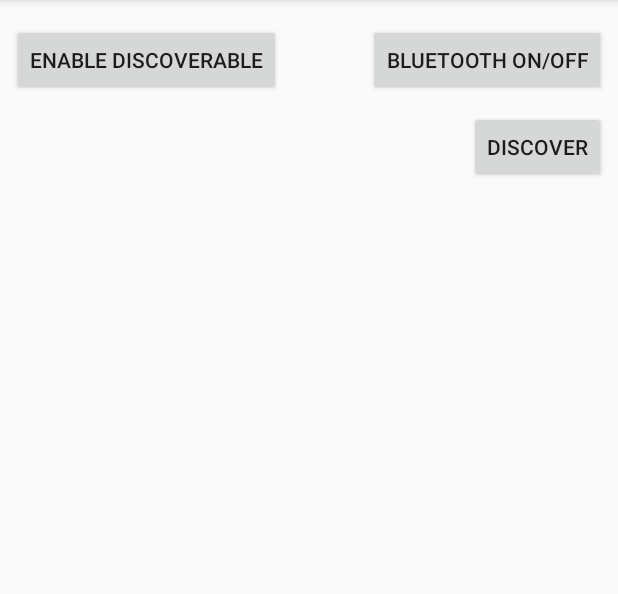
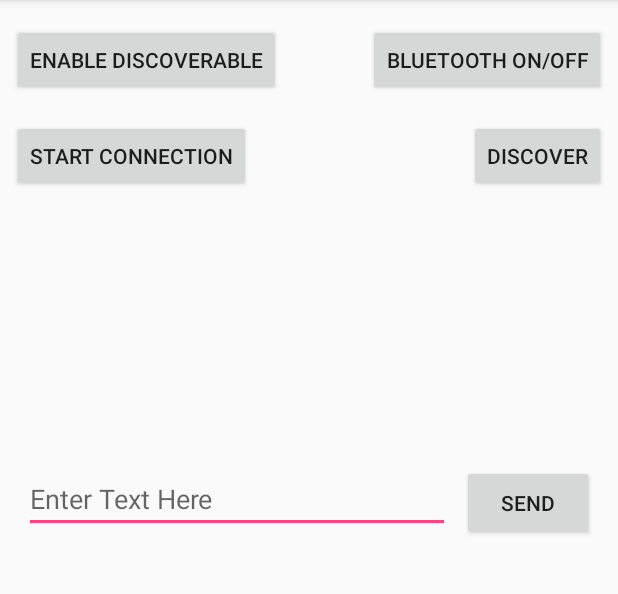
Before and after one commit to zoko0/wsd17z, an Android app: the screen it shows after launch (MainActivity), on a phone screen of 412 x 824 dp, the part 84-678 px from its top. Run offline under Robolectric (Android 15) with nearby library versions, the phone set to English and light mode, and no system bars.

Commit message:
Dzialajacy chat

```diff
--- a/app/src/main/java/zokoo/wsd_chat/BTConnectionService.java
+++ b/app/src/main/java/zokoo/wsd_chat/BTConnectionService.java
@@ -18,7 +18,7 @@ public class BTConnectionService {
     private static final UUID UUID_INSECURE = UUID.fromString("8ce255c0-200a-11e0-ac64-0800200c9a66");
     ProgressDialog mProcessDialog;
 
-    private final BluetoothAdapter mBluetoothAdapter = null;
+    private BluetoothAdapter mBluetoothAdapter = null;
     Context mContext;
 
     private AcceptThread mInsecureAcceptThread;
@@ -28,9 +28,10 @@ public class BTConnectionService {
 
     private ConnectedThread mConnectedThread;
 
-    public BTConnectionService(Context context, BluetoothAdapter mBluetoothAdapter) {
+    public BTConnectionService(Context context) {
         mBluetoothAdapter = BluetoothAdapter.getDefaultAdapter();
         mContext = context;
+        start();
     }
 
     // watek do nasluchiwania polaczen
@@ -172,8 +173,11 @@ public class BTConnectionService {
             InputStream tmpIn = null;
             OutputStream  tmpOut = null;
 
-            mProcessDialog.dismiss();
-
+            try {
+                mProcessDialog.dismiss();
+            } catch (NullPointerException e){
+                e.printStackTrace();
+            }
             try {
                 tmpIn = mmSocket.getInputStream();
                 tmpOut = mmSocket.getOutputStream();
--- a/app/src/main/java/zokoo/wsd_chat/MainActivity.java
+++ b/app/src/main/java/zokoo/wsd_chat/MainActivity.java
@@ -11,10 +11,13 @@ import android.os.Bundle;
 import android.view.View;
 import android.widget.AdapterView;
 import android.widget.Button;
+import android.widget.EditText;
 import android.widget.ListView;
 import android.widget.Toast;
 
+import java.nio.charset.Charset;
 import java.util.ArrayList;
+import java.util.UUID;
 
 public class MainActivity extends AppCompatActivity implements AdapterView.OnItemClickListener{
 
@@ -22,6 +25,17 @@ public class MainActivity extends AppCompatActivity implements AdapterView.OnIte
     public ArrayList<BluetoothDevice> mBTDevices = new ArrayList<>();
     public DeviceListAdapter mDeviceListAdapter;
     ListView lvNewDevices;
+
+    BTConnectionService mBluetoothConnection;
+
+    private static final UUID UUID_INSECURE = UUID.fromString("8ce255c0-200a-11e0-ac64-0800200c9a66");
+
+    BluetoothDevice mBTDevice;
+
+    Button btnStartConnection;
+    Button btnSend;
+
+    EditText etText;
 
     private final BroadcastReceiver mReceiver = new BroadcastReceiver() {
         @Override
@@ -123,16 +137,21 @@ public class MainActivity extends AppCompatActivity implements AdapterView.OnIte
         super.onCreate(savedInstanceState);
         setContentView(R.layout.activity_main);
         Button btnONOFF = (Button) findViewById(R.id.btnONOFF);
-        Button btnDiscoverable = (Button) findViewById(R.id.btnDiscoverable);
-        Button btnFindUnpairedDevices = (Button) findViewById(R.id.btnFindUnpairedDevices);
+        // Button btnDiscoverable = (Button) findViewById(R.id.btnDiscoverable);
+        // Button btnFindUnpairedDevices = (Button) findViewById(R.id.btnFindUnpairedDevices);
         lvNewDevices = (ListView) findViewById(R.id.lvNewDevices);
         mBTDevices = new ArrayList<>();
+
+        btnSend = (Button) findViewById(R.id.send);
+        btnStartConnection = (Button) findViewById(R.id.startconnection);
+        etText = (EditText) findViewById(R.id.editText);
 
         lvNewDevices.setOnItemClickListener(MainActivity.this);
 
         System.out.println("Wlaczenie aplikacji.");
 
         mBluetoothAdapter = BluetoothAdapter.getDefaultAdapter();
+
         IntentFilter filter = new IntentFilter(BluetoothDevice.ACTION_BOND_STATE_CHANGED);
         registerReceiver(mBroadcastReceiver4, filter);
 
@@ -143,6 +162,34 @@ public class MainActivity extends AppCompatActivity implements AdapterView.OnIte
                 enableDisableBT();
             }
         });
+
+        btnStartConnection.setOnClickListener(new View.OnClickListener() {
+            @Override
+            public void onClick(View view) {
+                System.out.println("Przycisk: Rozpocznij polaczenie");
+                startConnection();
+            }
+
+        });
+
+        btnSend.setOnClickListener(new View.OnClickListener() {
+            @Override
+            public void onClick(View view) {
+                System.out.println("Przycisk: Wyslij wiadomosc");
+                byte[] bytes = etText.getText().toString().getBytes(Charset.defaultCharset());
+                mBluetoothConnection.write(bytes);
+            }
+        });
+
+    }
+
+    public void startConnection(){
+        startBTConnection(mBTDevice, UUID_INSECURE);
+    }
+
+    public void startBTConnection(BluetoothDevice device, UUID uuid){
+        System.out.println("Laczenie przez modul Bluetooth");
+        mBluetoothConnection.startClient(device, uuid);
     }
 
     public void enableDisableBT(){
@@ -217,6 +264,9 @@ public class MainActivity extends AppCompatActivity implements AdapterView.OnIte
 
         mBTDevices.get(i).createBond();
         System.out.println("Proba polaczenia");
+
+        mBTDevice = mBTDevices.get(i);
+        mBluetoothConnection = new BTConnectionService(MainActivity.this);
     }
 
     // wywal odbiorniki przy wylaczeniu apki
--- a/app/src/main/res/layout/activity_main.xml
+++ b/app/src/main/res/layout/activity_main.xml
@@ -30,22 +30,57 @@
         android:layout_marginStart="8dp" />
 
     <ListView
+        android:id="@+id/lvNewDevices"
         android:layout_width="0dp"
         android:layout_height="150dp"
-        tools:layout_editor_absoluteX="0dp"
+        android:layout_marginEnd="16dp"
+        android:layout_marginStart="16dp"
         android:layout_marginTop="16dp"
-        app:layout_constraintTop_toBottomOf="@+id/btnFindUnpairedDevices"
-        android:id="@+id/lvNewDevices" />
+        app:layout_constraintEnd_toEndOf="parent"
+        app:layout_constraintStart_toStartOf="parent"
+        app:layout_constraintTop_toBottomOf="@+id/btnFindUnpairedDevices" />
 
     <Button
         android:id="@+id/btnFindUnpairedDevices"
         android:layout_width="wrap_content"
         android:layout_height="wrap_content"
+        android:layout_marginRight="8dp"
+        android:layout_marginTop="16dp"
+        android:onClick="btnDiscover"
         android:text="Discover"
-        android:onClick="btnDiscover"
-        android:layout_marginTop="10dp"
-        app:layout_constraintTop_toBottomOf="@+id/btnONOFF"
-        android:layout_marginRight="8dp"
-        app:layout_constraintRight_toRightOf="parent" />
+        app:layout_constraintRight_toRightOf="parent"
+        app:layout_constraintTop_toBottomOf="@+id/btnONOFF" />
+
+    <Button
+        android:id="@+id/startconnection"
+        android:layout_width="wrap_content"
+        android:layout_height="wrap_content"
+        android:layout_marginStart="8dp"
+        android:layout_marginTop="16dp"
+        android:text="Start connection"
+        app:layout_constraintStart_toStartOf="parent"
+        app:layout_constraintTop_toBottomOf="@+id/btnDiscoverable" />
+
+    <EditText
+        android:id="@+id/editText"
+        android:layout_width="0dp"
+        android:layout_height="wrap_content"
+        android:layout_marginEnd="8dp"
+        android:layout_marginStart="16dp"
+        android:layout_marginTop="16dp"
+        android:hint="Enter Text Here"
+        app:layout_constraintEnd_toStartOf="@+id/send"
+        app:layout_constraintStart_toStartOf="parent"
+        app:layout_constraintTop_toBottomOf="@+id/lvNewDevices" />
+
+    <Button
+        android:id="@+id/send"
+        android:layout_width="wrap_content"
+        android:layout_height="50dp"
+        android:layout_marginRight="16dp"
+        android:layout_marginTop="16dp"
+        android:text="SEND"
+        app:layout_constraintRight_toRightOf="parent"
+        app:layout_constraintTop_toBottomOf="@+id/lvNewDevices" />
 
 </android.support.constraint.ConstraintLayout>
```
Lines whose indentation alone changed are shown as unchanged.
